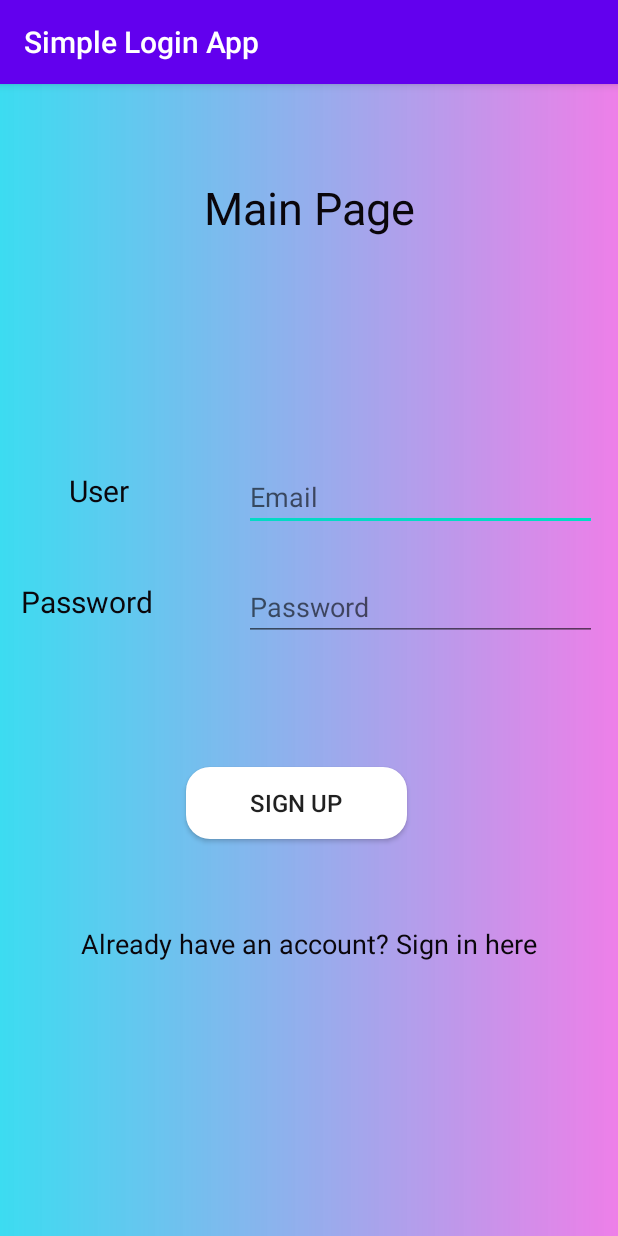
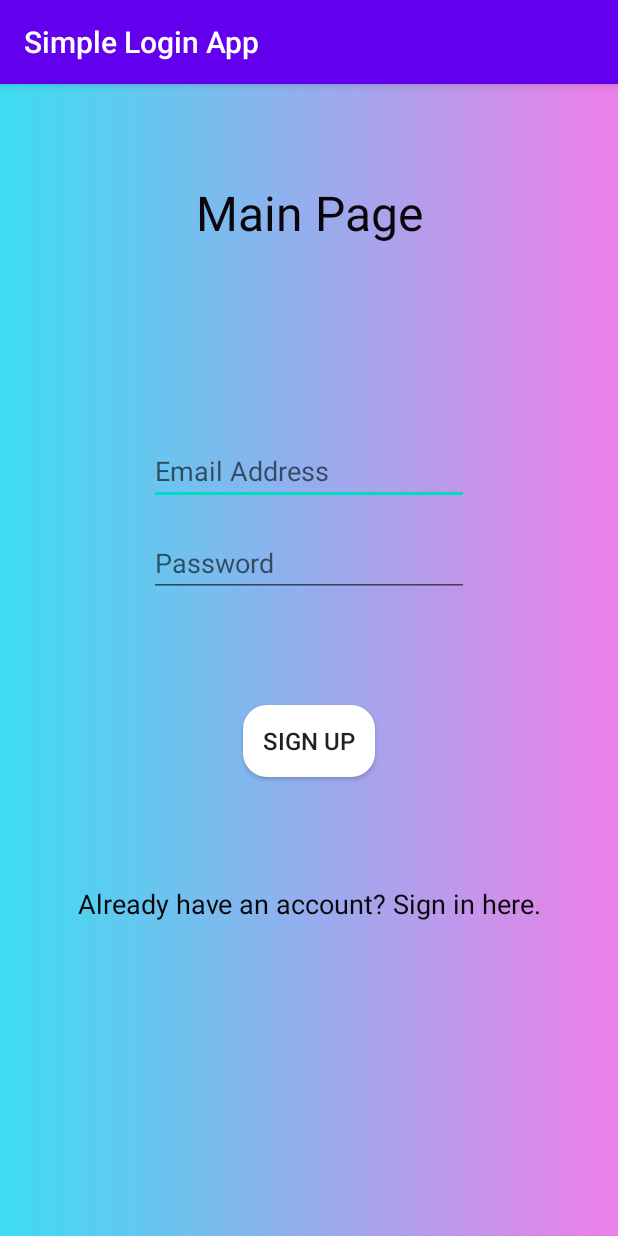
Before and after one commit to alexvalentin/Simple-Login-App, an Android app: the screen it shows after launch (MainActivity), on a phone screen of 412 x 824 dp. Run offline under Robolectric (Android 15) with nearby library versions, the phone set to English and light mode, and no system bars; our stand-ins replace Firebase (no records; nobody signed in at launch, a user with empty details on screens opened directly).

Commit message:
Added view binding plus changed design properties of all .xml layouts

```diff
--- a/app/src/main/java/com/example/simpleloginapp/MainActivity.java
+++ b/app/src/main/java/com/example/simpleloginapp/MainActivity.java
@@ -6,9 +6,6 @@ import androidx.appcompat.app.AppCompatActivity;
 import android.content.Intent;
 import android.os.Bundle;
 import android.view.View;
-import android.widget.Button;
-import android.widget.EditText;
-import android.widget.TextView;
 import android.widget.Toast;
 
 import com.example.simpleloginapp.databinding.ActivityMainBinding;
@@ -20,10 +17,7 @@ import com.google.firebase.auth.FirebaseAuth;
 public class MainActivity extends AppCompatActivity {
 
     private ActivityMainBinding binding;
-    public EditText emailId, password;
-    Button buttonSignUp;
-    TextView textViewSignIn;
-    FirebaseAuth mFirebaseAuth = FirebaseAuth.getInstance();;
+    FirebaseAuth mFirebaseAuth = FirebaseAuth.getInstance();
 
     @Override
     protected void onCreate(Bundle savedInstanceState) {
@@ -32,28 +26,20 @@ public class MainActivity extends AppCompatActivity {
         View view = binding.getRoot();
         setContentView(view);
 
-        emailId = findViewById(R.id.editTextUser);
-        password = findViewById(R.id.editTextPassword);
-        buttonSignUp = findViewById(R.id.buttonSignIn);
-
-        textViewSignIn = findViewById(R.id.textViewtoSignUp);
-
-        buttonSignUp.setOnClickListener(new View.OnClickListener() {
+        binding.signUpBtn.setOnClickListener(new View.OnClickListener() {
             @Override
             public void onClick(View view) {
 
-                String email = emailId.getText().toString();
-                String pass = password.getText().toString();
+                String email = binding.emailET.getText().toString();
+                String pass = binding.passwordET.getText().toString();
 
                 if (email.isEmpty()) {
-                    emailId.setError("Please enter email id");
-                    emailId.requestFocus();
+                    binding.emailET.setError("Please enter email id");
+                    binding.emailET.requestFocus();
                 } else if (pass.isEmpty()) {
-                    password.setError("Please enter your password");
-                    password.requestFocus();
-                } else if (email.isEmpty() && pass.isEmpty()) {
-                    Toast.makeText(MainActivity.this, "Field are Empty!", Toast.LENGTH_SHORT).show();
-                } else if (!(email.isEmpty() && pass.isEmpty())) {
+                    binding.passwordET.setError("Please enter your password");
+                    binding.passwordET.requestFocus();
+                } else {
                     mFirebaseAuth.createUserWithEmailAndPassword(email, pass).addOnCompleteListener(MainActivity.this, new OnCompleteListener<AuthResult>() {
                         @Override
                         public void onComplete(@NonNull Task<AuthResult> task) {
@@ -65,15 +51,11 @@ public class MainActivity extends AppCompatActivity {
                             }
                         }
                     });
-                } else {
-                    Toast.makeText(MainActivity.this, "Error ocurred!", Toast.LENGTH_SHORT).show();
-
                 }
-
             }
         });
 
-        textViewSignIn.setOnClickListener(new View.OnClickListener() {
+        binding.goToSignInTV.setOnClickListener(new View.OnClickListener() {
             @Override
             public void onClick(View view) {
 
--- a/app/src/main/res/layout/activity_main.xml
+++ b/app/src/main/res/layout/activity_main.xml
@@ -4,108 +4,69 @@
     xmlns:tools="http://schemas.android.com/tools"
     android:layout_width="match_parent"
     android:layout_height="match_parent"
+    tools:ignore="Autofill"
     android:background="@drawable/gradient"
     tools:context=".MainActivity">
 
-    <EditText
-        android:id="@+id/editTextUser"
-        android:layout_width="235dp"
-        android:layout_height="44dp"
-        android:ems="10"
-        android:hint="Email"
-        android:inputType="textEmailAddress"
-        app:layout_constraintBottom_toBottomOf="parent"
+    <TextView
+        android:id="@+id/mainPageTitleTV"
+        android:layout_width="wrap_content"
+        android:layout_height="wrap_content"
+        android:layout_marginTop="64dp"
+        android:text="@string/mainPageTitle"
+        android:textAlignment="center"
+        android:textColor="@color/Black"
+        android:textSize="32sp"
         app:layout_constraintEnd_toEndOf="parent"
-        app:layout_constraintHorizontal_bias="0.92"
         app:layout_constraintStart_toStartOf="parent"
-        app:layout_constraintTop_toTopOf="parent"
-        app:layout_constraintVertical_bias="0.351" />
+        app:layout_constraintTop_toTopOf="parent" />
 
     <EditText
-        android:id="@+id/editTextPassword"
-        android:layout_width="235dp"
-        android:layout_height="45dp"
+        android:id="@+id/emailET"
+        android:layout_width="wrap_content"
+        android:layout_height="wrap_content"
+        android:layout_marginTop="128dp"
         android:ems="10"
-        android:hint="Password"
+        android:hint="@string/prompt_email"
+        android:inputType="textEmailAddress"
+        app:layout_constraintEnd_toEndOf="parent"
+        app:layout_constraintStart_toStartOf="parent"
+        app:layout_constraintTop_toBottomOf="@id/mainPageTitleTV" />
+
+    <EditText
+        android:id="@+id/passwordET"
+        android:layout_width="wrap_content"
+        android:layout_height="wrap_content"
+        android:layout_marginTop="16dp"
+        android:ems="10"
+        android:hint="@string/prompt_password"
         android:inputType="textPassword"
-        app:layout_constraintBottom_toBottomOf="parent"
         app:layout_constraintEnd_toEndOf="parent"
-        app:layout_constraintHorizontal_bias="0.92"
         app:layout_constraintStart_toStartOf="parent"
-        app:layout_constraintTop_toTopOf="parent"
-        app:layout_constraintVertical_bias="0.451" />
+        app:layout_constraintTop_toBottomOf="@id/emailET" />
 
     <Button
-        android:id="@+id/buttonSignIn"
-        android:layout_width="147dp"
-        android:layout_height="48dp"
+        android:id="@+id/signUpBtn"
+        android:layout_width="wrap_content"
+        android:layout_height="wrap_content"
+        android:layout_marginTop="72dp"
         android:background="@drawable/button"
-        android:text="Sign Up"
+        android:text="@string/prompt_sign_up"
         android:textSize="16sp"
-        app:layout_constraintBottom_toBottomOf="parent"
         app:layout_constraintEnd_toEndOf="parent"
-        app:layout_constraintHorizontal_bias="0.468"
         app:layout_constraintStart_toStartOf="parent"
-        app:layout_constraintTop_toTopOf="parent"
-        app:layout_constraintVertical_bias="0.632" />
+        app:layout_constraintTop_toBottomOf="@id/passwordET" />
 
     <TextView
-        android:id="@+id/textViewtoSignUp"
-        android:layout_width="332dp"
-        android:layout_height="51dp"
-        android:text="Already have an account? Sign in here"
-        android:textAlignment="center"
-        android:textSize="18sp"
-        android:textColor="@color/Black"
-        app:layout_constraintBottom_toBottomOf="parent"
-        app:layout_constraintEnd_toEndOf="parent"
-        app:layout_constraintHorizontal_bias="0.498"
-        app:layout_constraintStart_toStartOf="parent"
-        app:layout_constraintTop_toTopOf="parent"
-        app:layout_constraintVertical_bias="0.782" />
-
-    <TextView
-        android:id="@+id/textViewUser"
-        android:layout_width="97dp"
-        android:layout_height="41dp"
-        android:text="User"
-        android:textAlignment="center"
-        android:textSize="20sp"
-        android:textColor="@color/Black"
-        app:layout_constraintBottom_toBottomOf="parent"
-        app:layout_constraintEnd_toEndOf="parent"
-        app:layout_constraintHorizontal_bias="0.056"
-        app:layout_constraintStart_toStartOf="parent"
-        app:layout_constraintTop_toTopOf="parent"
-        app:layout_constraintVertical_bias="0.354" />
-
-    <TextView
-        android:id="@+id/textViewPass"
-        android:layout_width="103dp"
-        android:layout_height="40dp"
-        android:text="Password"
-        android:textAlignment="center"
-        android:textSize="20sp"
-        android:textColor="@color/Black"
-        app:layout_constraintBottom_toBottomOf="parent"
-        app:layout_constraintEnd_toEndOf="parent"
-        app:layout_constraintHorizontal_bias="0.019"
-        app:layout_constraintStart_toStartOf="parent"
-        app:layout_constraintTop_toTopOf="parent"
-        app:layout_constraintVertical_bias="0.455" />
-
-    <TextView
-        android:id="@+id/textViewMainPage"
-        android:layout_width="215dp"
-        android:layout_height="50dp"
-        android:text="Main Page"
+        android:id="@+id/goToSignInTV"
+        android:layout_width="wrap_content"
+        android:layout_height="wrap_content"
+        android:layout_marginTop="72dp"
+        android:text="@string/already_text"
         android:textAlignment="center"
         android:textColor="@color/Black"
-        android:textSize="30sp"
-        app:layout_constraintBottom_toBottomOf="parent"
+        android:textSize="18sp"
         app:layout_constraintEnd_toEndOf="parent"
         app:layout_constraintStart_toStartOf="parent"
-        app:layout_constraintTop_toTopOf="parent"
-        app:layout_constraintVertical_bias="0.086" />
-
+        app:layout_constraintTop_toBottomOf="@id/signUpBtn" />
 </androidx.constraintlayout.widget.ConstraintLayout>
--- a/app/src/main/res/values/strings.xml
+++ b/app/src/main/res/values/strings.xml
@@ -1,3 +1,13 @@
 <resources>
     <string name="app_name">Simple Login App</string>
+    <string name="mainPageTitle">Main Page</string>
+    <string name="loginPageTitle">Login Page</string>
+    <string name="prompt_email">Email Address</string>
+    <string name="prompt_password">Password</string>
+    <string name="prompt_sign_up">Sign Up</string>
+    <string name="prompt_sign_in">Sign In</string>
+    <string name="prompt_logout">Log Out</string>
+    <string name="message_home">Welcome! You are logged in!</string>
+    <string name="already_text">Already have an account? Sign in here.</string>
+    <string name="not_registered_text">Not registered? Sign up here.</string>
 </resources>
```
Also changed, not shown: app/src/main/java/com/example/simpleloginapp/HomeActivity.java (+2 -7 lines), app/src/main/java/com/example/simpleloginapp/LoginActivity.java (+21 -40 lines), app/src/main/res/layout/activity_home.xml (+13 -14 lines), app/src/main/res/layout/activity_login.xml (+50 -58 lines), app/src/main/res/values/colors.xml (+16 -0 lines), app/src/main/res/values/styles.xml (+8 -0 lines).
